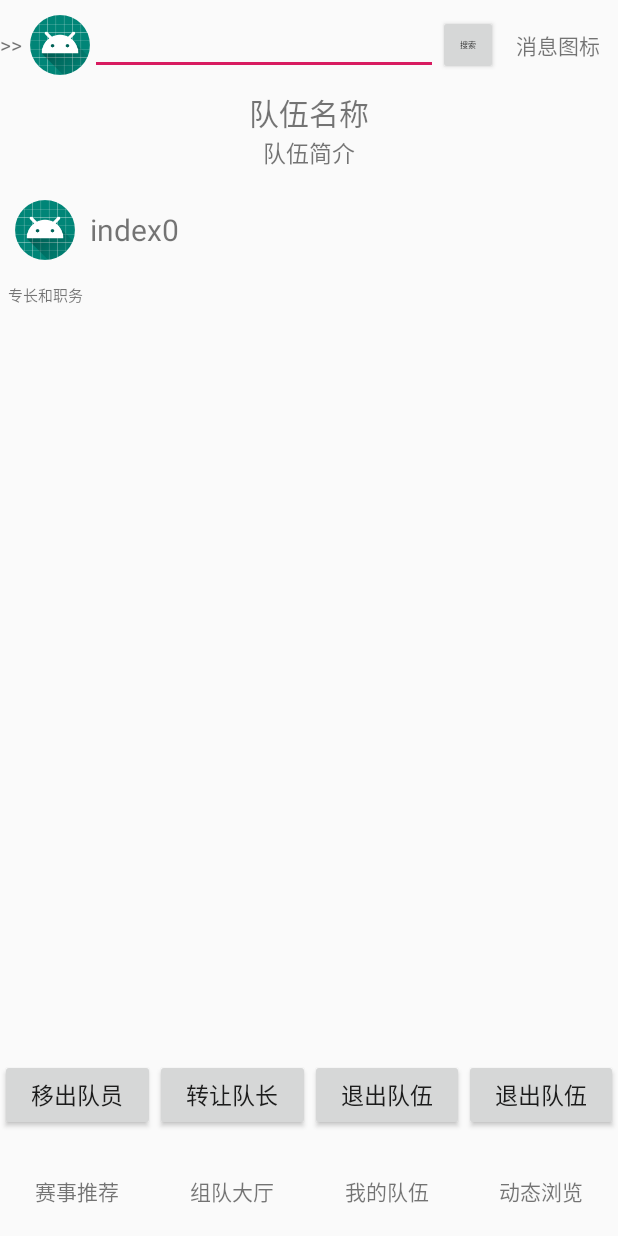
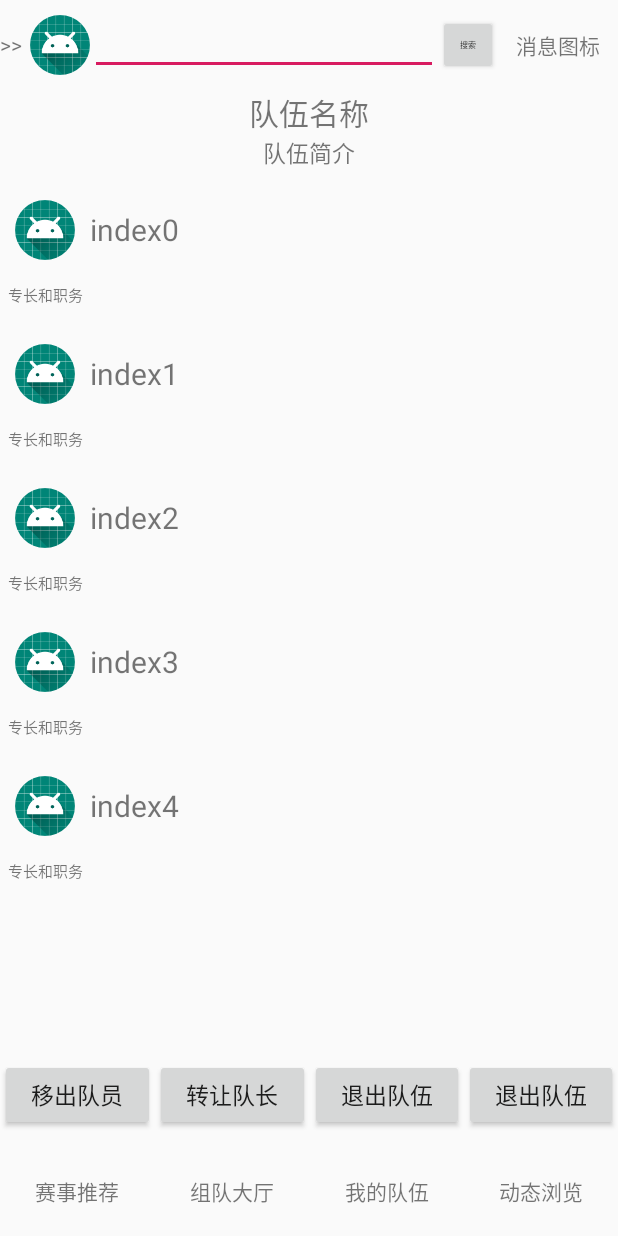
Before and after one commit to Albert9527/MeetStone, an Android app: the fragment FragmentMyTeam placed in its activity, on a phone screen of 412 x 824 dp. Run offline under Robolectric (Android 15) with nearby library versions, the light colour scheme and no system bars.

Commit message:
队伍创建的Activity的基础布局

```diff
--- a/app/src/main/res/layout/item_menber.xml
+++ b/app/src/main/res/layout/item_menber.xml
@@ -1,37 +1,40 @@
 <?xml version="1.0" encoding="utf-8"?>
-<LinearLayout
-    xmlns:android="http://schemas.android.com/apk/res/android"
-    android:orientation="vertical"
+<LinearLayout xmlns:android="http://schemas.android.com/apk/res/android"
     android:layout_width="match_parent"
-    android:layout_height="match_parent"
-    android:layout_marginTop="20dp">
+    android:layout_height="wrap_content"
+    android:layout_marginTop="20dp"
+    android:orientation="vertical">
+
     <LinearLayout
         android:layout_width="match_parent"
         android:layout_height="wrap_content"
-        android:orientation="horizontal"
-        android:gravity="center">
+        android:gravity="center"
+        android:orientation="horizontal">
+
         <com.ZCZ1024.MeetStone.CustomView.CircleView
+            android:id="@+id/img_member_tx"
             android:layout_width="40dp"
             android:layout_height="40dp"
-            android:src="@mipmap/ic_launcher_round"
             android:layout_marginLeft="10dp"
-            android:id="@+id/img_member_tx"/>
+            android:src="@mipmap/ic_launcher_round" />
+
         <TextView
+            android:id="@+id/tv_member_uname"
             android:layout_width="match_parent"
             android:layout_height="wrap_content"
+            android:layout_marginLeft="10dp"
             android:text="用户名"
-            android:textSize="20sp"
-            android:layout_marginLeft="10dp"
-            android:id="@+id/tv_member_uname"/>
+            android:textSize="20sp" />
     </LinearLayout>
+
     <TextView
+        android:id="@+id/tv_member_content"
         android:layout_width="match_parent"
         android:layout_height="wrap_content"
+        android:layout_marginTop="10dp"
         android:maxLines="5"
+        android:padding="5dp"
         android:text="专长和职务"
-        android:textSize="10sp"
-        android:layout_marginTop="10dp"
-        android:padding="5dp"
-        android:id="@+id/tv_member_content"/>
+        android:textSize="10sp" />
 
 </LinearLayout>
```
Also changed, not shown: app/src/main/java/com/ZCZ1024/MeetStone/Activity/MakeTeamActivity.java (added, +16 -0 lines), app/src/main/res/layout/activity_make_team.xml (added, +80 -0 lines).
